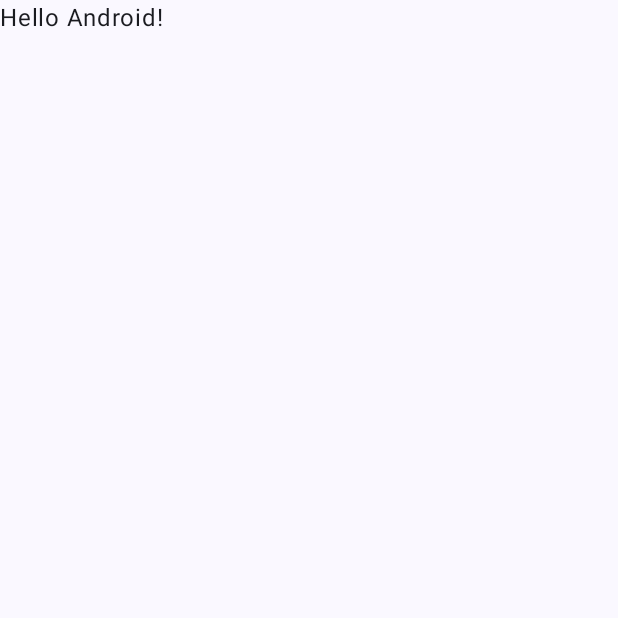
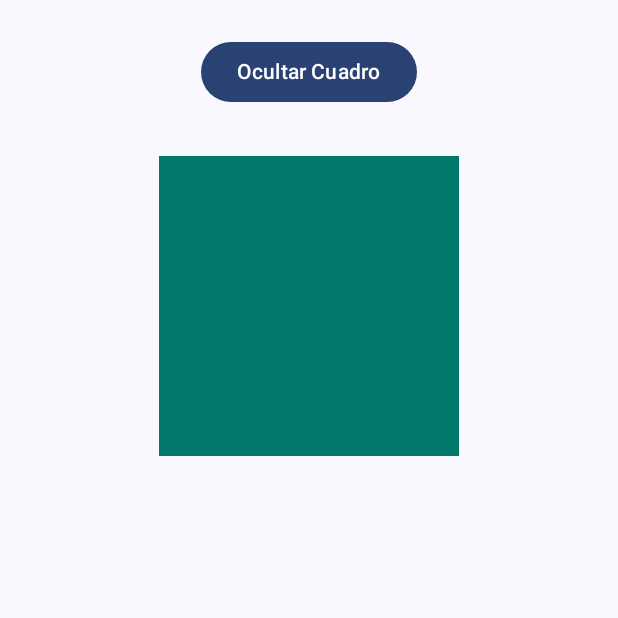
Before and after one commit to breyneer-r/Lab13_Animaciones, an Android app built with Jetpack Compose: the screen it shows after launch (MainActivity), on a phone screen of 412 x 824 dp, the top half of it. Before the commit the part shown is almost empty. Run offline under Robolectric (Android 15) with nearby library versions, the phone set to English and light mode, and no system bars.

Commit message:
Commit: Finalizado Ejercicio 1 - AnimatedVisibility

```diff
--- a/app/src/main/java/com/example/lab13_animaciones/MainActivity.kt
+++ b/app/src/main/java/com/example/lab13_animaciones/MainActivity.kt
@@ -4,13 +4,32 @@ import android.os.Bundle
 import androidx.activity.ComponentActivity
 import androidx.activity.compose.setContent
 import androidx.activity.enableEdgeToEdge
+import androidx.compose.animation.AnimatedVisibility
+import androidx.compose.animation.expandVertically
+import androidx.compose.animation.fadeIn
+import androidx.compose.animation.fadeOut
+import androidx.compose.animation.shrinkVertically
+import androidx.compose.animation.core.spring
+import androidx.compose.foundation.background
+import androidx.compose.foundation.layout.Arrangement
+import androidx.compose.foundation.layout.Box
+import androidx.compose.foundation.layout.Column
 import androidx.compose.foundation.layout.fillMaxSize
 import androidx.compose.foundation.layout.padding
+import androidx.compose.foundation.layout.size
+import androidx.compose.material3.Button
 import androidx.compose.material3.Scaffold
 import androidx.compose.material3.Text
 import androidx.compose.runtime.Composable
+import androidx.compose.runtime.getValue
+import androidx.compose.runtime.mutableStateOf
+import androidx.compose.runtime.remember
+import androidx.compose.runtime.setValue
+import androidx.compose.ui.Alignment
 import androidx.compose.ui.Modifier
+import androidx.compose.ui.graphics.Color
 import androidx.compose.ui.tooling.preview.Preview
+import androidx.compose.ui.unit.dp
 import com.example.lab13_animaciones.ui.theme.Lab13_AnimacionesTheme
 
 class MainActivity : ComponentActivity() {
@@ -20,28 +39,61 @@ class MainActivity : ComponentActivity() {
         setContent {
             Lab13_AnimacionesTheme {
                 Scaffold(modifier = Modifier.fillMaxSize()) { innerPadding ->
-                    Greeting(
-                        name = "Android",
-                        modifier = Modifier.padding(innerPadding)
-                    )
+                    // 🚩 Llamada al Ejercicio 1
+                    Ejercicio1_AnimatedVisibility(modifier = Modifier.padding(innerPadding))
                 }
             }
         }
     }
 }
 
+// ----------------------------------------------------
+// 🚀 Ejercicio 1: Animación de Visibilidad con AnimatedVisibility
+// Permite mostrar u ocultar un elemento componible con efectos de entrada y salida
+// ----------------------------------------------------
+
 @Composable
-fun Greeting(name: String, modifier: Modifier = Modifier) {
-    Text(
-        text = "Hello $name!",
+fun Ejercicio1_AnimatedVisibility(modifier: Modifier = Modifier) {
+    // 1. Variable de estado booleana para controlar la visibilidad.
+    var isVisible by remember { mutableStateOf(true) }
+
+    Column(
         modifier = modifier
-    )
+            .fillMaxSize()
+            .padding(24.dp),
+        horizontalAlignment = Alignment.CenterHorizontally,
+        verticalArrangement = Arrangement.Top
+    ) {
+        // 2. Botón que al hacer clic alterne la visibilidad del elemento
+        Button(
+            onClick = { isVisible = !isVisible },
+            modifier = Modifier.padding(bottom = 32.dp)
+        ) {
+            Text(text = if (isVisible) "Ocultar Cuadro" else "Mostrar Cuadro")
+        }
+
+        // 3. Usa AnimatedVisibility para que el cuadro aparezca y desaparezca suavemente.
+        AnimatedVisibility(
+            visible = isVisible,
+            // 4. Configura las animaciones de entrada y salida con efectos como fadeIn y fadeOut.
+            enter = fadeIn(animationSpec = spring()) + expandVertically(expandFrom = Alignment.Top),
+            exit = fadeOut(animationSpec = spring()) + shrinkVertically(shrinkTowards = Alignment.Top)
+        ) {
+            // El elemento componible (un cuadro de color)
+            Box(
+                modifier = Modifier
+                    .size(200.dp)
+                    .background(Color(0xFF00796B)) // Un color verde azulado
+            )
+        }
+    }
 }
+
 
 @Preview(showBackground = true)
 @Composable
-fun GreetingPreview() {
+fun AnimationPreview() {
     Lab13_AnimacionesTheme {
-        Greeting("Android")
+        Ejercicio1_AnimatedVisibility()
     }
 }
```
